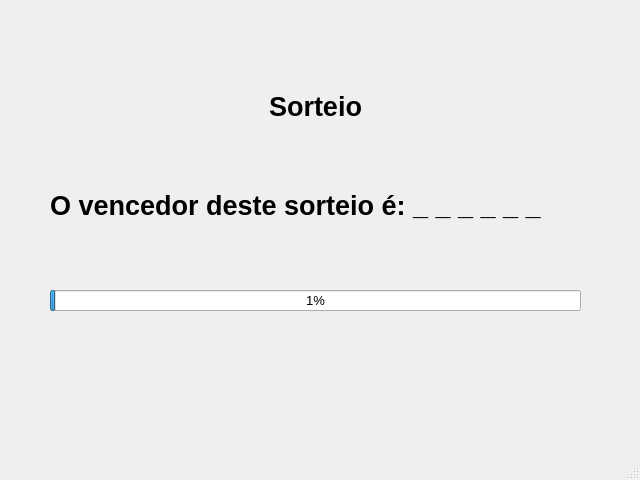
Before: the Qt Designer form sc2.ui in dennis-rocha/projeto_sorteio-, drawn with Qt 5.
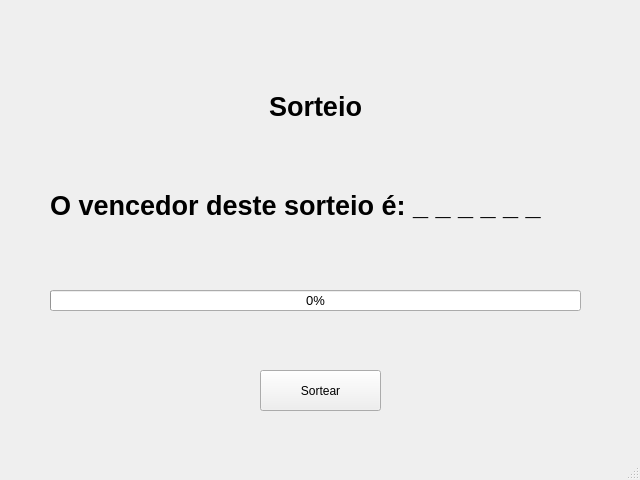
After: the same form once the commit is applied.

Commit message: Adicionando biblioteca time para retardar sorteio

Diff of the .ui file:
```diff
--- a/sc2.ui
+++ b/sc2.ui
@@ -29,12 +29,25 @@
      </font>
     </property>
     <property name="value">
-     <number>1</number>
+     <number>0</number>
     </property>
     <property name="alignment">
      <set>Qt::AlignCenter</set>
     </property>
    </widget>
+   <widget class="QPushButton" name="pushButton">
+    <property name="geometry">
+     <rect>
+      <x>260</x>
+      <y>370</y>
+      <width>121</width>
+      <height>41</height>
+     </rect>
+    </property>
+    <property name="text">
+     <string>Sortear</string>
+    </property>
+   </widget>
    <widget class="QWidget" name="">
     <property name="geometry">
      <rect>
```
The commit also changes 2 other files.
